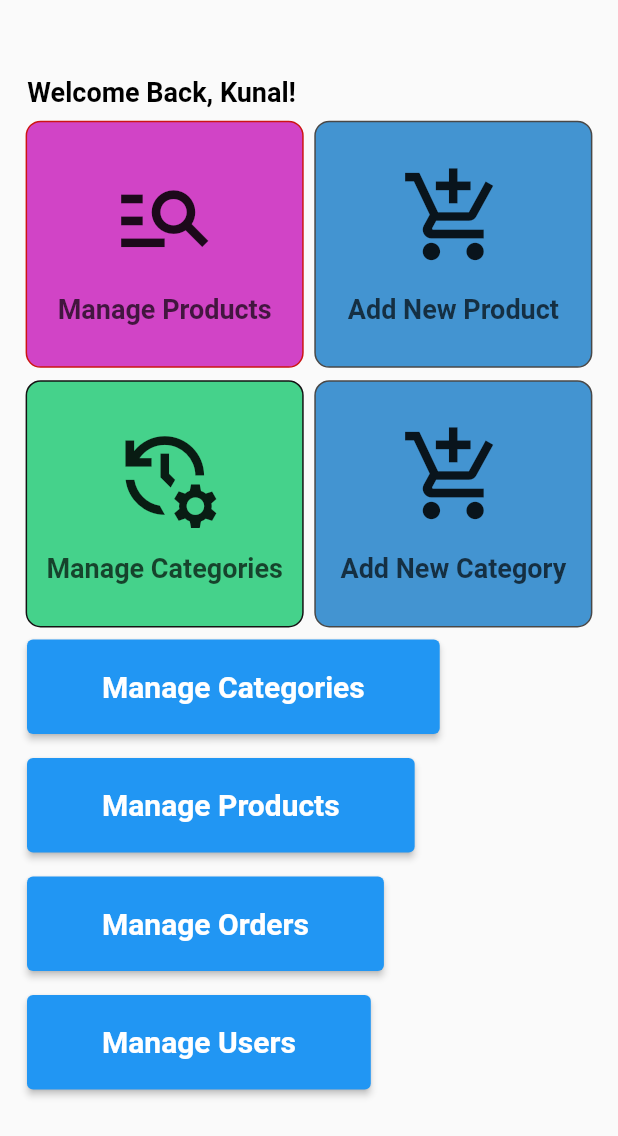
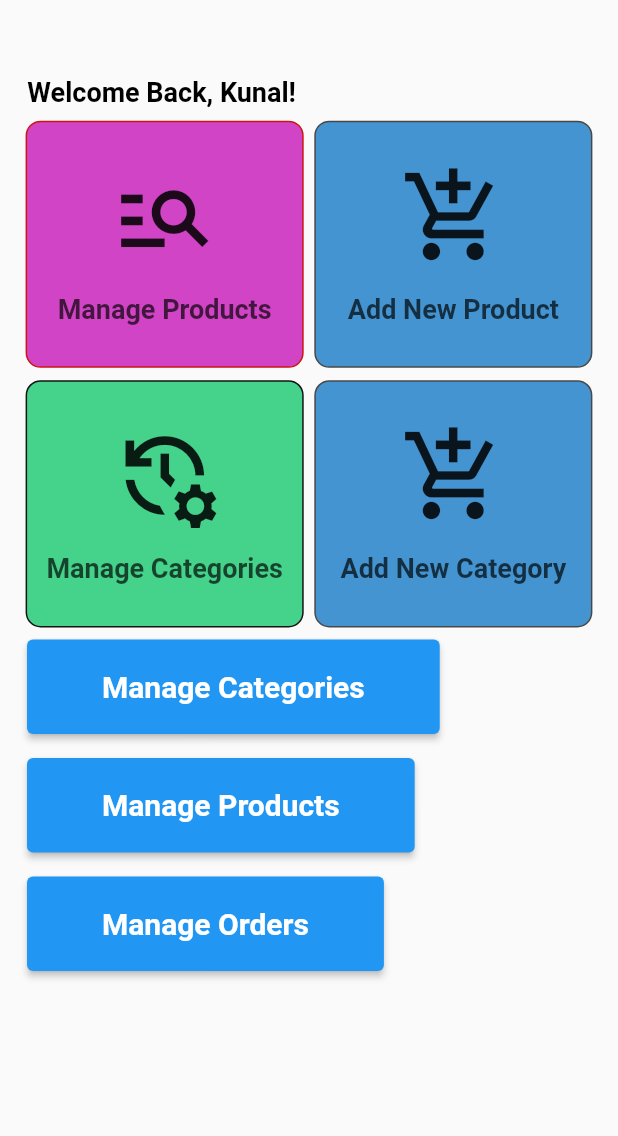
Before and after one commit to sxjal/bygrocerriesadminpanel, a Flutter app: the screen it shows after launch, on a phone screen of 412 x 824 dp. Shown: the top 1136 px of the screen. Run offline on Flutter 3.47's test engine with Material 2 defaults, Android fonts, the phone set to English and light mode, and no system bars; our stand-ins replace cloud_firestore, firebase_core; accounts and stored records are empty.

Commit message:
updated homepage and users sections

```diff
--- a/lib/homepage.dart
+++ b/lib/homepage.dart
@@ -247,24 +247,6 @@ class HomePage extends StatelessWidget {
                 child: const Text('Manage Orders'),
               ),
             ),
-            Padding(
-              padding: const EdgeInsets.all(8.0),
-              child: ElevatedButton(
-                onPressed: () {
-                  Navigator.pushNamed(context, '/manageuser');
-                },
-                style: ElevatedButton.styleFrom(
-                  //   primary: Colors.purple,
-                  padding:
-                      const EdgeInsets.symmetric(horizontal: 50, vertical: 20),
-                  textStyle: const TextStyle(
-                    fontSize: 20,
-                    fontWeight: FontWeight.bold,
-                  ),
-                ),
-                child: const Text('Manage Users'),
-              ),
-            ),
           ],
         ),
       ),
```
